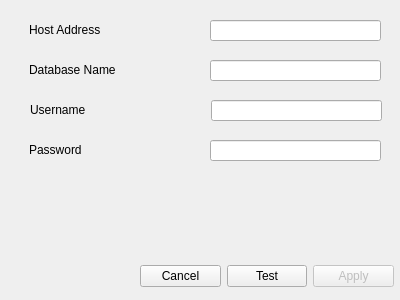
First picture: the form in settings.ui, repository stefanmarjanovic/Comp, before the edit.
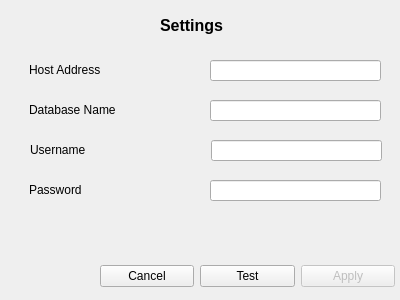
Second picture: the form after the edit.

Commit message:
Add Labels and Competition interface
Add titles on dialogue boxes
Add Competition interface

Diff of the .ui file:
```diff
--- a/settings.ui
+++ b/settings.ui
@@ -17,7 +17,7 @@
    <property name="geometry">
     <rect>
      <x>29</x>
-     <y>20</y>
+     <y>60</y>
      <width>121</width>
      <height>20</height>
     </rect>
@@ -30,7 +30,7 @@
    <property name="geometry">
     <rect>
      <x>210</x>
-     <y>20</y>
+     <y>60</y>
      <width>171</width>
      <height>21</height>
     </rect>
@@ -40,7 +40,7 @@
    <property name="geometry">
     <rect>
      <x>210</x>
-     <y>60</y>
+     <y>100</y>
      <width>171</width>
      <height>21</height>
     </rect>
@@ -50,7 +50,7 @@
    <property name="geometry">
     <rect>
      <x>29</x>
-     <y>60</y>
+     <y>100</y>
      <width>121</width>
      <height>20</height>
     </rect>
@@ -63,7 +63,7 @@
    <property name="geometry">
     <rect>
      <x>30</x>
-     <y>100</y>
+     <y>140</y>
      <width>121</width>
      <height>20</height>
     </rect>
@@ -76,7 +76,7 @@
    <property name="geometry">
     <rect>
      <x>211</x>
-     <y>100</y>
+     <y>140</y>
      <width>171</width>
      <height>21</height>
     </rect>
@@ -86,7 +86,7 @@
    <property name="geometry">
     <rect>
      <x>210</x>
-     <y>140</y>
+     <y>180</y>
      <width>171</width>
      <height>21</height>
     </rect>
@@ -105,7 +105,7 @@
    <property name="geometry">
     <rect>
      <x>29</x>
-     <y>140</y>
+     <y>180</y>
      <width>121</width>
      <height>20</height>
     </rect>
@@ -117,9 +117,9 @@
   <widget class="QWidget" name="layoutWidget">
    <property name="geometry">
     <rect>
-     <x>140</x>
+     <x>100</x>
      <y>260</y>
-     <width>254</width>
+     <width>295</width>
      <height>32</height>
     </rect>
    </property>
@@ -156,6 +156,29 @@
     </item>
    </layout>
   </widget>
+  <widget class="QLabel" name="label_2">
+   <property name="geometry">
+    <rect>
+     <x>160</x>
+     <y>10</y>
+     <width>101</width>
+     <height>31</height>
+    </rect>
+   </property>
+   <property name="font">
+    <font>
+     <pointsize>12</pointsize>
+     <weight>75</weight>
+     <bold>true</bold>
+    </font>
+   </property>
+   <property name="text">
+    <string>Settings</string>
+   </property>
+   <property name="textFormat">
+    <enum>Qt::AutoText</enum>
+   </property>
+  </widget>
  </widget>
  <resources/>
  <connections/>
```
The commit also changes 15 other files.
